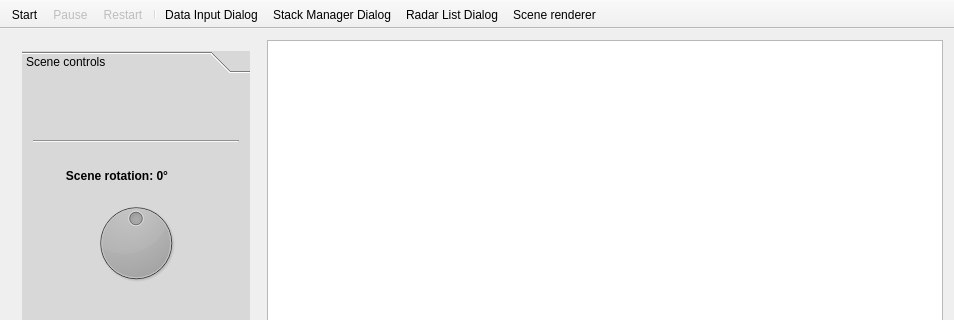
Before: the Qt Designer form DACUSN/mainwindow.ui in Gresthorn/DACUSN, drawn with Qt 5; both pictures show x 0 to 954 and y 0 to 320 of the 954 by 630 pixel window.
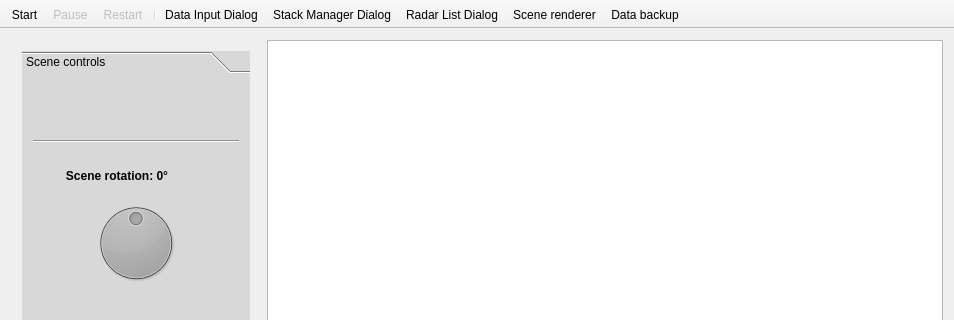
After: the same form once the commit is applied. Icons and pictures are not drawn.

Commit message: Data backup into file functionality has been added with GUI. Needed for having complete fusion algorithm before doing in main scene switch. (just in case)

The edit to the form file:
```diff
--- a/DACUSN/mainwindow.ui
+++ b/DACUSN/mainwindow.ui
@@ -752,6 +752,7 @@
    <addaction name="actionStack_Manager_Dialog"/>
    <addaction name="actionRadar_List_Dialog"/>
    <addaction name="actionScene_renderer"/>
+   <addaction name="actionData_backup"/>
   </widget>
   <widget class="QStatusBar" name="statusBar"/>
   <action name="actionStart">
@@ -843,6 +844,21 @@
     <string>Render settings dialog</string>
    </property>
   </action>
+  <action name="actionData_backup">
+   <property name="enabled">
+    <bool>true</bool>
+   </property>
+   <property name="icon">
+    <iconset resource="icons.qrc">
+     <normaloff>:/mainToolbar/icons/backup.png</normaloff>:/mainToolbar/icons/backup.png</iconset>
+   </property>
+   <property name="text">
+    <string>Data backup</string>
+   </property>
+   <property name="toolTip">
+    <string>Data backup options</string>
+   </property>
+  </action>
  </widget>
  <layoutdefault spacing="6" margin="11"/>
  <resources>
```
Left out of the diff: 4 changed lines with no effect on the pictures. The commit also changes 18 other files.
